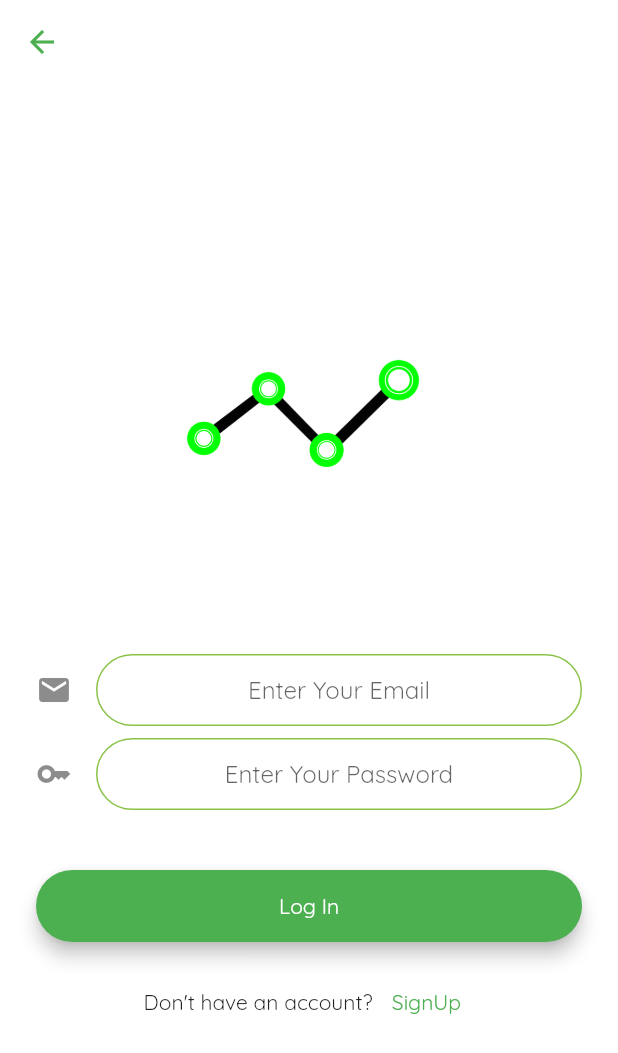
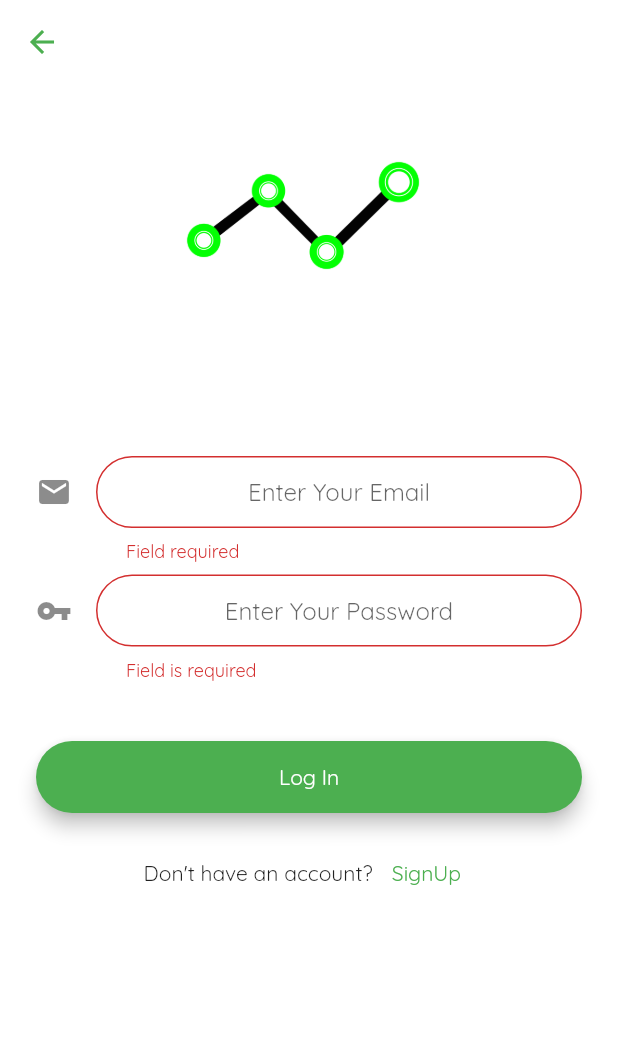
Before and after one commit to umairliaqat33/expenses_app, a Flutter app: the LoginScreen screen opened directly, after a tap on "Log In", on a phone screen of 412 x 824 dp. Shown: the top 1053 px of the screen. Run offline on Flutter 3.47's test engine with Material 2 defaults, Android fonts, the light colour scheme and no system bars; our stand-ins replace animated_text_kit, firebase_auth, firebase_core, fluttertoast; accounts and stored records are empty.

Commit message:
Completed login

```diff
--- a/lib/screens/Login_Screen.dart
+++ b/lib/screens/Login_Screen.dart
@@ -1,8 +1,9 @@
-// import 'dart:html';
-
+import 'package:expenses_app/screens/welcome_screen.dart';
+import 'package:firebase_auth/firebase_auth.dart';
 import 'package:expenses_app/models/constants.dart';
 import 'package:expenses_app/screens/Registration_Screen.dart';
 import 'package:flutter/material.dart';
+import 'package:fluttertoast/fluttertoast.dart';
 
 class LoginScreen extends StatefulWidget {
   static const String id = 'login_screen';
@@ -11,10 +12,11 @@ class LoginScreen extends StatefulWidget {
 }
 
 class _LoginScreenState extends State<LoginScreen> {
-  late String lemail;
-  late String lpassword;
-  bool showSpinner = false;
-  // final _auth = FirebaseAuth.instance;
+  final emailController = TextEditingController();
+  final passController = TextEditingController();
+  final _formKey = GlobalKey<FormState>();
+  // bool showSpinner = false;
+  final _auth = FirebaseAuth.instance;
   @override
   Widget build(BuildContext context) {
     return Scaffold(
@@ -22,8 +24,11 @@ class _LoginScreenState extends State<LoginScreen> {
         backgroundColor: Colors.transparent,
         elevation: 0,
         leading: IconButton(
-          icon: Icon(Icons.arrow_back,color: Colors.green,),
-          onPressed: (){
+          icon: Icon(
+            Icons.arrow_back,
+            color: Colors.green,
+          ),
+          onPressed: () {
             Navigator.of(context).pop();
           },
         ),
@@ -31,6 +36,9 @@ class _LoginScreenState extends State<LoginScreen> {
       backgroundColor: Colors.white,
       body: Padding(
         padding: EdgeInsets.symmetric(horizontal: 24.0),
+        child: Form(
+          key: _formKey,
+          child: SingleChildScrollView(
             child: Column(
               mainAxisAlignment: MainAxisAlignment.center,
               crossAxisAlignment: CrossAxisAlignment.stretch,
@@ -45,15 +53,24 @@ class _LoginScreenState extends State<LoginScreen> {
                 SizedBox(
                   height: 48.0,
                 ),
-            TextField(
+                TextFormField(
+                  validator: (value) {
+                    if (value!.isEmpty) {
+                      // this will be checking if we have any value in it or not?
+                      return "Field required";
+                    }
+                    // if (RegExp("^[a-ZA-Z0-9+_.-]+@[a-ZA-Z0-9.-]+.[a-z]")
+                    //     .hasMatch(value)) {
+                    //   // this will be checking whether the value in it is an email or not?
+                    //   return "Enter a valid email";
+                    // }
+                    return null;
+                  },
+                  cursorColor: Colors.green,
                   textInputAction: TextInputAction.next,
-              cursorColor: Colors.green,
                   keyboardType: TextInputType.emailAddress,
                   textAlign: TextAlign.center,
-              style: TextStyle(color: Colors.black),
-              onChanged: (value) {
-                lemail = value;
-              },
+                  controller: emailController,
                   decoration: kMessageTextFieldDecoration.copyWith(
                     hintText: 'Enter Your Email',
                     icon: Icon(Icons.email),
@@ -62,18 +79,25 @@ class _LoginScreenState extends State<LoginScreen> {
                 SizedBox(
                   height: 8.0,
                 ),
-            TextField(
+                TextFormField(
+                  validator: (value) {
+                    RegExp regex = new RegExp(r"^.{6,}$");
+                    if (value!.isEmpty) {
+                      return "Field is required";
+                    }
+                    if (!regex.hasMatch(value)) {
+                      return "Please enter a valid password of 6 minimum characters";
+                    }
+                    return null;
+                  },
+                  cursorColor: Colors.green,
                   textInputAction: TextInputAction.done,
-              cursorColor: Colors.green,
+                  obscureText: true,
                   textAlign: TextAlign.center,
-              obscureText: true,
-              style: TextStyle(color: Colors.black),
-              onChanged: (value) {
-                lpassword = value;
-              },
+                  controller: passController,
                   decoration: kMessageTextFieldDecoration.copyWith(
                     hintText: 'Enter Your Password',
-                icon: Icon(Icons.key),
+                    icon: Icon(Icons.vpn_key),
                   ),
                 ),
                 SizedBox(
@@ -86,7 +110,9 @@ class _LoginScreenState extends State<LoginScreen> {
                     borderRadius: BorderRadius.all(Radius.circular(30.0)),
                     elevation: 5.0,
                     child: MaterialButton(
-                  onPressed: () {},
+                      onPressed: () {
+                        singIn(emailController.text, passController.text);
+                      },
                       minWidth: 200.0,
                       height: 42.0,
                       child: Text(
@@ -102,15 +128,10 @@ class _LoginScreenState extends State<LoginScreen> {
                     Text('Don\'t have an account? '),
                     TextButton(
                       style: ButtonStyle(
-                      splashFactory:
-                          NoSplash.splashFactory //removing onclick splash color
+                          splashFactory: NoSplash
+                              .splashFactory //removing onclick splash color
                           ),
-                  onPressed: () {
-                    Navigator.push(
-                        context,
-                        MaterialPageRoute(
-                            builder: (context) => RegistrationScreen()));
-                  },
+                      onPressed: () {},
                       child: Text("SignUp"),
                     ),
                   ],
@@ -118,6 +139,23 @@ class _LoginScreenState extends State<LoginScreen> {
               ],
             ),
           ),
+        ),
+      ),
     );
   }
+
+  void singIn(String email, String password) async {
+    if (_formKey.currentState!.validate()) {
+      await _auth
+          .signInWithEmailAndPassword(email: email, password: password)
+          .then((uid) {
+        Fluttertoast.showToast(msg: "Login Successful");
+      });
+      Navigator.push(context,
+              MaterialPageRoute(builder: (context) => WelcomeUserScreen()))
+          .catchError((e) {
+        Fluttertoast.showToast(msg: e.toString());
+      });
     }
+  }
+}
--- a/pubspec.yaml
+++ b/pubspec.yaml
@@ -37,11 +37,13 @@ dependencies:
   intl: ^0.17.0
   animated_text_kit: ^4.2.1
   #  url_launcher: ^6.0.20
-#  cloud_firestore: ^3.1.10
+  cloud_firestore: ^3.1.10
   firebase_core: ^1.13.1
   firebase_database: ^9.0.13
-#  firebase_auth: ^3.3.9
+  firebase_auth: ^3.3.9
   modal_progress_hud: ^0.1.3
+  fluttertoast: ^8.0.9
+
 
 dev_dependencies:
   flutter_test:
```
Also changed, not shown: lib/screens/Registration_Screen.dart (+48 -17 lines), lib/screens/welcome_screen.dart (+12 -1 lines), pubspec.lock. Lines whose indentation alone changed are shown as unchanged.
